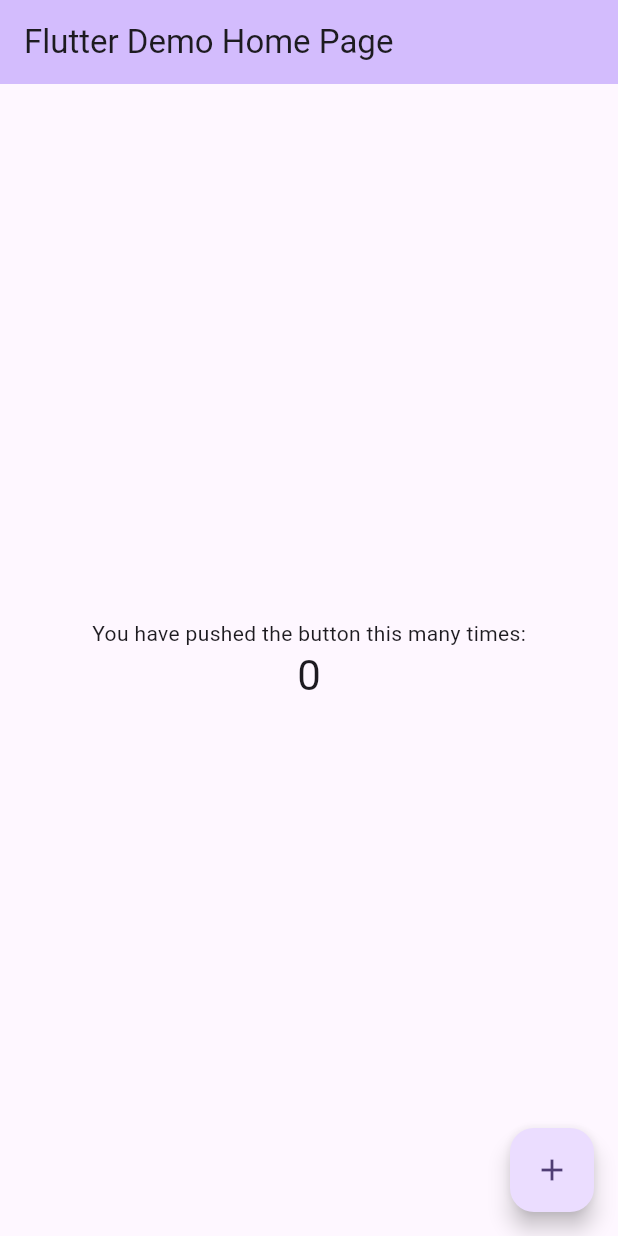
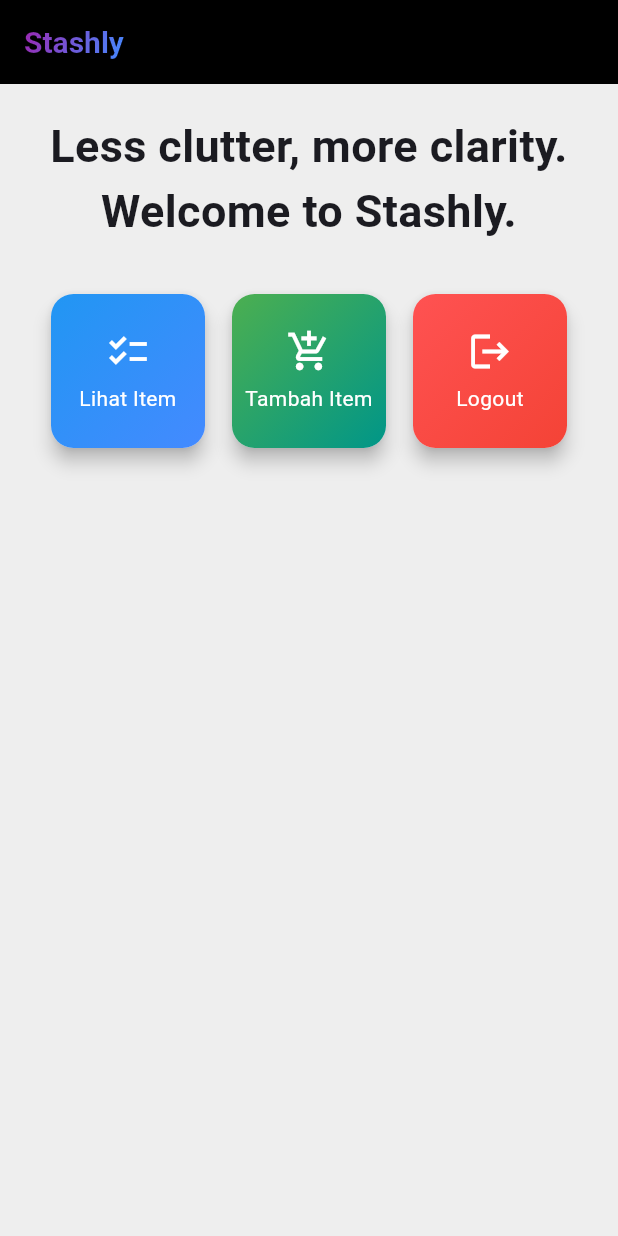
Before and after one commit to ghaniiaa/stashly, a Flutter app: the screen it shows after launch, on a phone screen of 412 x 824 dp. Run offline on Flutter 3.47's test engine with Material 2 defaults, Android fonts, the phone set to English and light mode, and no system bars.

Commit message:
menyelesaikan tugas 7

```diff
--- /dev/null
+++ b/lib/inventory.dart
@@ -0,0 +1,129 @@
+import 'package:flutter/material.dart';
+
+class MyHomePage extends StatelessWidget {
+    MyHomePage({Key? key}) : super(key: key);
+    final List<InventoryItem> items = [
+      InventoryItem("Lihat Item", Icons.checklist, [Colors.blue, Colors.blueAccent]),
+      InventoryItem("Tambah Item", Icons.add_shopping_cart, [Colors.green, Colors.teal]),
+      InventoryItem("Logout", Icons.logout, [Colors.redAccent, Colors.red]),
+    ];
+    @override
+    Widget build(BuildContext context) {
+    return Scaffold(
+      backgroundColor: Colors.grey[200], // Set the background color of the app
+      appBar: AppBar(
+        title: ShaderMask(
+          shaderCallback: (Rect bounds) {
+            return LinearGradient(
+              begin: Alignment.topLeft,
+              end: Alignment.bottomRight,
+              colors: [Colors.purple, Colors.blueAccent],
+            ).createShader(bounds);
+          },
+          blendMode: BlendMode.srcIn, // Ensure the text color is replaced by the gradient
+          child: const Text(
+            'Stashly',
+            style: TextStyle( // The const was removed because TextStyle should be applied after ShaderMask
+              fontSize: 20,
+              fontWeight: FontWeight.bold,
+            ),
+          ),
+        ),
+        backgroundColor: Colors.black, // Set AppBar background color to black
+      ),
+      body: SingleChildScrollView(
+        child: Padding(
+          padding: const EdgeInsets.all(10.0),
+          child: Column(
+            children: <Widget>[
+              const Padding(
+                padding: EdgeInsets.only(top: 10.0, bottom: 10.0),
+                child: Text(
+                  'Less clutter, more clarity. Welcome to Stashly.',
+                  textAlign: TextAlign.center,
+                  style: TextStyle(
+                    fontSize: 30,
+                    fontWeight: FontWeight.bold,
+                  ),
+                ),
+              ),
+              GridView.count(
+                primary: false,
+                padding: const EdgeInsets.all(20),
+                crossAxisSpacing: 10,
+                mainAxisSpacing: 10,
+                crossAxisCount: 3,
+                shrinkWrap: true,
+                children: items.map((InventoryItem item) {
+                  return InventoryCard(item);
+                }).toList(),
+              ),
+            ],
+          ),
+        ),
+      ),
+    );
+  }
+}
+
+class InventoryItem {
+  final String name;
+  final IconData icon;
+  final List<Color> colors; // To hold gradient colors
+
+  InventoryItem(this.name, this.icon, this.colors); // Constructor includes colors
+}
+
+
+class InventoryCard extends StatelessWidget {
+  final InventoryItem item;
+
+  const InventoryCard(this.item, {super.key}); // Constructor
+
+  @override
+  Widget build(BuildContext context) {
+    return Card(
+      shape: RoundedRectangleBorder(
+        borderRadius: BorderRadius.circular(15.0),
+      ),
+      elevation: 5,
+      child: InkWell(
+        onTap: () {
+          ScaffoldMessenger.of(context)
+            ..hideCurrentSnackBar()
+            ..showSnackBar(SnackBar(
+                content: Text("Kamu telah menekan tombol ${item.name}!")));
+        },
+        child: Container(
+          decoration: BoxDecoration(
+            borderRadius: BorderRadius.circular(15.0),
+            gradient: LinearGradient(
+              begin: Alignment.topLeft,
+              end: Alignment.bottomRight,
+              colors: item.colors,
+            ),
+          ),
+          padding: const EdgeInsets.all(8),
+          child: Center(
+            child: Column(
+              mainAxisAlignment: MainAxisAlignment.center,
+              children: [
+                Icon(
+                  item.icon,
+                  color: Colors.white,
+                  size: 30.0,
+                ),
+                const Padding(padding: EdgeInsets.all(3)),
+                Text(
+                  item.name,
+                  textAlign: TextAlign.center,
+                  style: const TextStyle(color: Colors.white),
+                ),
+              ],
+            ),
+          ),
+        ),
+      ),
+    );
+  }
+}
--- a/lib/main.dart
+++ b/lib/main.dart
@@ -1,4 +1,5 @@
 import 'package:flutter/material.dart';
+import 'package:stashly/inventory.dart';
 
 void main() {
   runApp(const MyApp());
@@ -28,98 +29,10 @@
         //
         // This works for code too, not just values: Most code changes can be
         // tested with just a hot reload.
-        colorScheme: ColorScheme.fromSeed(seedColor: Colors.deepPurple),
+        colorScheme: ColorScheme.fromSeed(seedColor: Colors.indigo),
         useMaterial3: true,
       ),
-      home: const MyHomePage(title: 'Flutter Demo Home Page'),
+      home: MyHomePage()
     );
   }
 }
-
-class MyHomePage extends StatefulWidget {
-  const MyHomePage({super.key, required this.title});
-
-  // This widget is the home page of your application. It is stateful, meaning
-  // that it has a State object (defined below) that contains fields that affect
-  // how it looks.
-
-  // This class is the configuration for the state. It holds the values (in this
-  // case the title) provided by the parent (in this case the App widget) and
-  // used by the build method of the State. Fields in a Widget subclass are
-  // always marked "final".
-
-  final String title;
-
-  @override
-  State<MyHomePage> createState() => _MyHomePageState();
-}
-
-class _MyHomePageState extends State<MyHomePage> {
-  int _counter = 0;
-
-  void _incrementCounter() {
-    setState(() {
-      // This call to setState tells the Flutter framework that something has
-      // changed in this State, which causes it to rerun the build method below
-      // so that the display can reflect the updated values. If we changed
-      // _counter without calling setState(), then the build method would not be
-      // called again, and so nothing would appear to happen.
-      _counter++;
-    });
-  }
-
-  @override
-  Widget build(BuildContext context) {
-    // This method is rerun every time setState is called, for instance as done
-    // by the _incrementCounter method above.
-    //
-    // The Flutter framework has been optimized to make rerunning build methods
-    // fast, so that you can just rebuild anything that needs updating rather
-    // than having to individually change instances of widgets.
-    return Scaffold(
-      appBar: AppBar(
-        // TRY THIS: Try changing the color here to a specific color (to
-        // Colors.amber, perhaps?) and trigger a hot reload to see the AppBar
-        // change color while the other colors stay the same.
-        backgroundColor: Theme.of(context).colorScheme.inversePrimary,
-        // Here we take the value from the MyHomePage object that was created by
-        // the App.build method, and use it to set our appbar title.
-        title: Text(widget.title),
-      ),
-      body: Center(
-        // Center is a layout widget. It takes a single child and positions it
-        // in the middle of the parent.
-        child: Column(
-          // Column is also a layout widget. It takes a list of children and
-          // arranges them vertically. By default, it sizes itself to fit its
-          // children horizontally, and tries to be as tall as its parent.
-          //
-          // Column has various properties to control how it sizes itself and
-          // how it positions its children. Here we use mainAxisAlignment to
-          // center the children vertically; the main axis here is the vertical
-          // axis because Columns are vertical (the cross axis would be
-          // horizontal).
-          //
-          // TRY THIS: Invoke "debug painting" (choose the "Toggle Debug Paint"
-          // action in the IDE, or press "p" in the console), to see the
-          // wireframe for each widget.
-          mainAxisAlignment: MainAxisAlignment.center,
-          children: <Widget>[
-            const Text(
-              'You have pushed the button this many times:',
-            ),
-            Text(
-              '$_counter',
-              style: Theme.of(context).textTheme.headlineMedium,
-            ),
-          ],
-        ),
-      ),
-      floatingActionButton: FloatingActionButton(
-        onPressed: _incrementCounter,
-        tooltip: 'Increment',
-        child: const Icon(Icons.add),
-      ), // This trailing comma makes auto-formatting nicer for build methods.
-    );
-  }
-}
```
Also changed, not shown: 1 other file.
